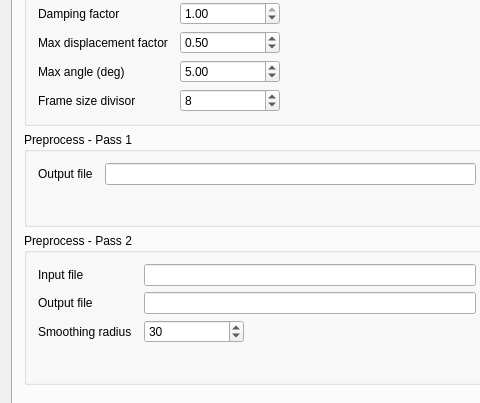
Old version of the form src/MainWindow.ui in the repository mikoro/orientview; both pictures show x 0 to 480 and y 222 to 625 of the 600 by 750 pixel window.
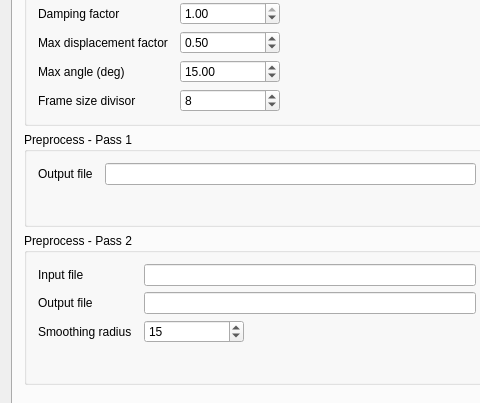
New version of the form. The open tabs and pages were chosen to show the change. Icons and pictures are not drawn.

Commit message: Updated settings default values

```diff
--- a/src/MainWindow.ui
+++ b/src/MainWindow.ui
@@ -3331,7 +3331,7 @@
               <double>1.000000000000000</double>
              </property>
              <property name="value">
-              <double>5.000000000000000</double>
+              <double>15.000000000000000</double>
              </property>
             </widget>
            </item>
@@ -3633,7 +3633,7 @@
               <number>99999</number>
              </property>
              <property name="value">
-              <number>30</number>
+              <number>15</number>
              </property>
             </widget>
            </item>
```
The commit also changes 1 other file.
